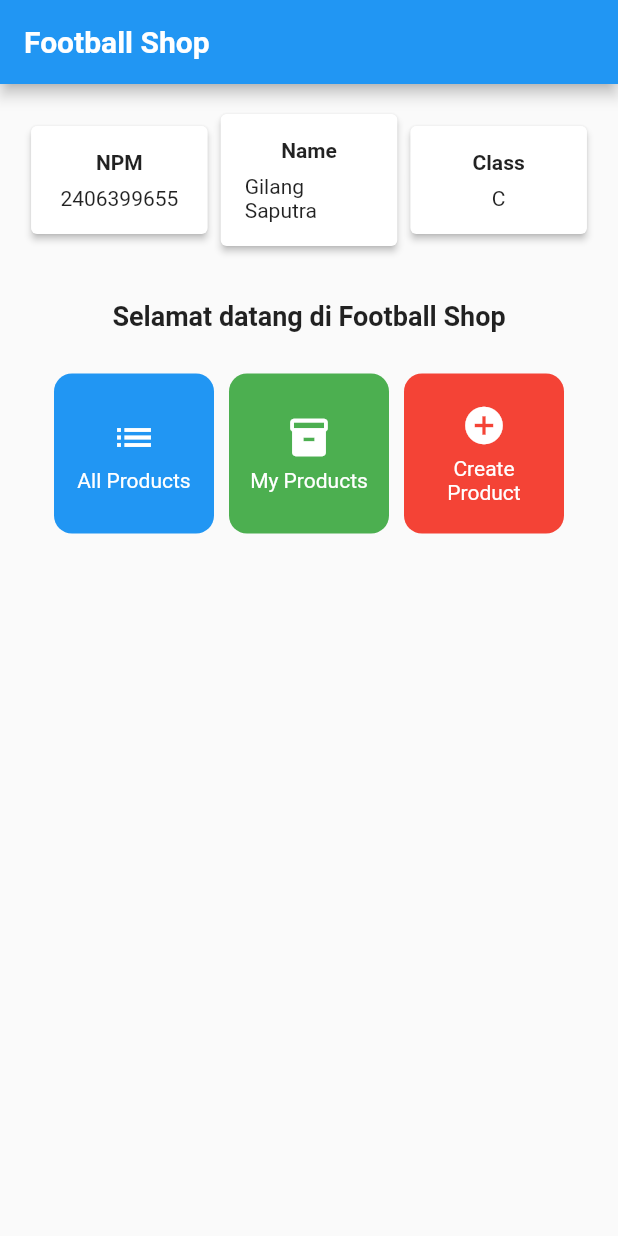
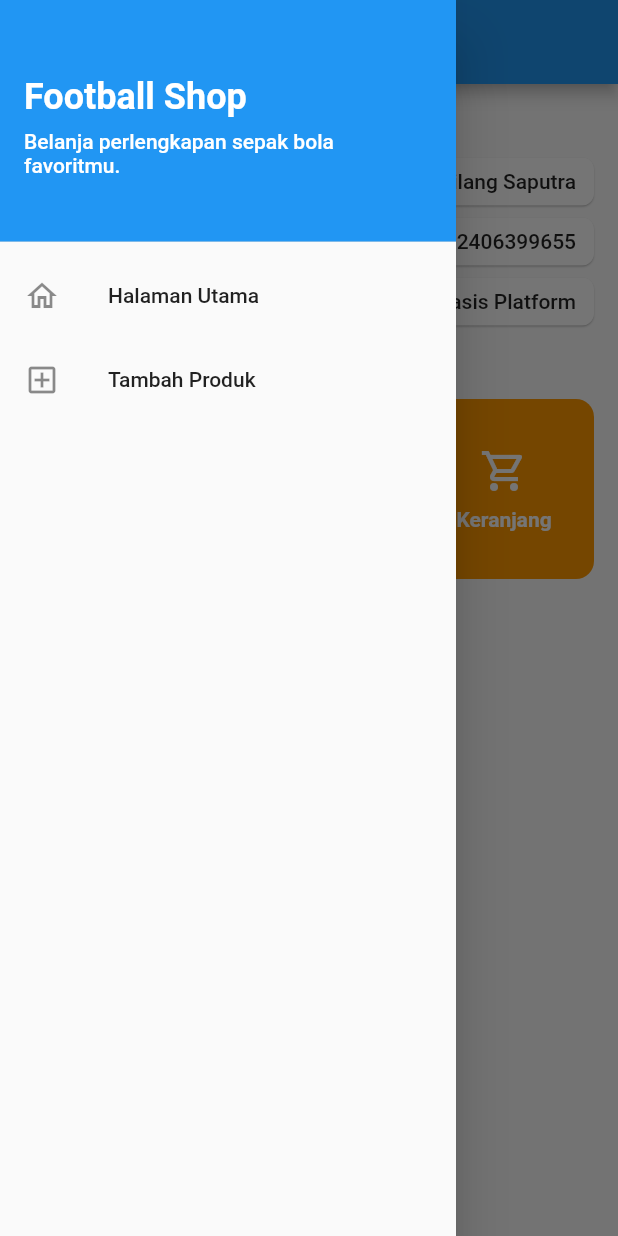
Before and after one commit to lucidd2712/Shopball-Lucid-Mobile, a Flutter app: the screen it shows after launch, with the side drawer open (before the commit the screen has no drawer), on a phone screen of 412 x 824 dp. Run offline on Flutter 3.47's test engine with Material 3 defaults, Android fonts, the phone set to English and light mode, and no system bars.

Commit message:
Tugas 8 selesai

```diff
--- a/lib/main.dart
+++ b/lib/main.dart
@@ -1,6 +1,32 @@
+// import 'package:flutter/material.dart';
+// // Ganti 'shopball_lucid' dengan nama package di pubspec.yaml kamu jika berbeda.
+// import 'package:shopball_lucid/menu.dart';
+
+// void main() {
+//   runApp(const FootballShopApp());
+// }
+
+// class FootballShopApp extends StatelessWidget {
+//   const FootballShopApp({super.key});
+
+//   @override
+//   Widget build(BuildContext context) {
+//     return MaterialApp(
+//       title: 'Football Shop',
+//       debugShowCheckedModeBanner: false,
+//       theme: ThemeData(
+//         // Warna dasar aplikasi (mengikuti arahan tutorial).
+//         colorScheme: ColorScheme.fromSwatch(primarySwatch: Colors.blue)
+//             .copyWith(secondary: Colors.blueAccent[400]),
+//         useMaterial3: false,
+//       ),
+//       home: MyHomePage(), // pastikan tanpa 'const' sesuai instruksi tutorial
+//     );
+//   }
+// }
+
 import 'package:flutter/material.dart';
-// Ganti 'shopball_lucid' dengan nama package di pubspec.yaml kamu jika berbeda.
-import 'package:shopball_lucid/menu.dart';
+import 'package:shopball_lucid/screens/menu.dart';
 
 void main() {
   runApp(const FootballShopApp());
@@ -15,12 +41,11 @@ class FootballShopApp extends StatelessWidget {
       title: 'Football Shop',
       debugShowCheckedModeBanner: false,
       theme: ThemeData(
-        // Warna dasar aplikasi (mengikuti arahan tutorial).
         colorScheme: ColorScheme.fromSwatch(primarySwatch: Colors.blue)
-            .copyWith(secondary: Colors.blueAccent[400]),
+            .copyWith(secondary: Colors.blueAccent),
         useMaterial3: false,
       ),
-      home: MyHomePage(), // pastikan tanpa 'const' sesuai instruksi tutorial
+      home: const MyHomePage(),
     );
   }
 }
--- a/lib/menu.dart
+++ /dev/null
@@ -1,154 +0,0 @@
-import 'package:flutter/material.dart';
-
-/// Model tombol di beranda.
-class ItemHomepage {
-  final String name;
-  final IconData icon;
-  final Color color;
-
-  const ItemHomepage(this.name, this.icon, this.color);
-}
-
-/// Kartu informasi sederhana (NPM, Nama, Kelas).
-class InfoCard extends StatelessWidget {
-  final String title;
-  final String content;
-
-  const InfoCard({super.key, required this.title, required this.content});
-
-  @override
-  Widget build(BuildContext context) {
-    return Card(
-      elevation: 2.0,
-      child: Container(
-        width: MediaQuery.of(context).size.width / 3.5,
-        padding: const EdgeInsets.all(16.0),
-        child: Column(
-          children: [
-            Text(
-              title,
-              style: const TextStyle(fontWeight: FontWeight.bold),
-            ),
-            const SizedBox(height: 8.0),
-            Text(content),
-          ],
-        ),
-      ),
-    );
-  }
-}
-
-/// Kartu tombol dengan warna berbeda + snackbar.
-class ItemCard extends StatelessWidget {
-  final ItemHomepage item;
-
-  const ItemCard(this.item, {super.key});
-
-  @override
-  Widget build(BuildContext context) {
-    return Material(
-      color: item.color,
-      borderRadius: BorderRadius.circular(12),
-      child: InkWell(
-        borderRadius: BorderRadius.circular(12),
-        onTap: () {
-          ScaffoldMessenger.of(context)
-            ..hideCurrentSnackBar()
-            ..showSnackBar(
-              SnackBar(
-                content:
-                    Text('Kamu telah menekan tombol ${item.name}'),
-              ),
-            );
-        },
-        child: Container(
-          padding: const EdgeInsets.all(12),
-          child: Center(
-            child: Column(
-              mainAxisAlignment: MainAxisAlignment.center,
-              children: [
-                Icon(item.icon, color: Colors.white, size: 30),
-                const SizedBox(height: 6),
-                Text(
-                  item.name,
-                  textAlign: TextAlign.center,
-                  style: const TextStyle(color: Colors.white),
-                ),
-              ],
-            ),
-          ),
-        ),
-      ),
-    );
-  }
-}
-
-/// Home stateless sesuai tutorial (dipindah dari main.dart).
-class MyHomePage extends StatelessWidget {
-  MyHomePage({super.key});
-
-  // Ganti identitasmu di sini.
-  final String nama = "Gilang Saputra";
-  final String npm = "2406399655";
-  final String kelas = "C";
-
-  // Tiga tombol dengan warna sesuai ketentuan tugas.
-  final List<ItemHomepage> items = const [
-    ItemHomepage('All Products', Icons.list, Colors.blue),
-    ItemHomepage('My Products', Icons.inventory_2, Colors.green),
-    ItemHomepage('Create Product', Icons.add_circle, Colors.red),
-  ];
-
-  @override
-  Widget build(BuildContext context) {
-    return Scaffold(
-      appBar: AppBar(
-        title: const Text(
-          'Football Shop',
-          style: TextStyle(color: Colors.white, fontWeight: FontWeight.bold),
-        ),
-        backgroundColor: Theme.of(context).colorScheme.primary,
-      ),
-      body: Padding(
-        padding: const EdgeInsets.all(16.0),
-        child: Column(
-          crossAxisAlignment: CrossAxisAlignment.center,
-          children: [
-            Row(
-              mainAxisAlignment: MainAxisAlignment.spaceEvenly,
-              children: [
-                InfoCard(title: 'NPM', content: npm),
-                InfoCard(title: 'Name', content: nama),
-                InfoCard(title: 'Class', content: kelas),
-              ],
-            ),
-            const SizedBox(height: 16.0),
-            Center(
-              child: Column(
-                children: [
-                  const Padding(
-                    padding: EdgeInsets.only(top: 16.0, bottom: 8.0),
-                    child: Text(
-                      'Selamat datang di Football Shop',
-                      style:
-                          TextStyle(fontWeight: FontWeight.bold, fontSize: 18),
-                    ),
-                  ),
-                  GridView.count(
-                    primary: true,
-                    padding: const EdgeInsets.all(20),
-                    crossAxisSpacing: 10,
-                    mainAxisSpacing: 10,
-                    crossAxisCount: 3,
-                    shrinkWrap: true,
-                    children: items.map((e) => ItemCard(e)).toList(),
-                  ),
-                ],
-              ),
-            ),
-          ],
-        ),
-      ),
-    );
-  }
-}
--- /dev/null
+++ b/lib/screens/menu.dart
@@ -0,0 +1,185 @@
+import 'package:flutter/material.dart';
+import 'package:shopball_lucid/widgets/left_drawer.dart';
+import 'package:shopball_lucid/screens/product_form_page.dart';
+
+class ItemHomepage {
+  final String name;
+  final IconData icon;
+  final Color color;
+
+  const ItemHomepage(this.name, this.icon, this.color);
+}
+
+class InfoCard extends StatelessWidget {
+  final String title;
+  final String content;
+
+  const InfoCard({
+    super.key,
+    required this.title,
+    required this.content,
+  });
+
+  @override
+  Widget build(BuildContext context) {
+    return Card(
+      margin: const EdgeInsets.symmetric(vertical: 4),
+      elevation: 0.5,
+      shape: RoundedRectangleBorder(
+        borderRadius: BorderRadius.circular(8),
+      ),
+      child: Padding(
+        padding: const EdgeInsets.symmetric(horizontal: 12, vertical: 8),
+        child: Row(
+          mainAxisAlignment: MainAxisAlignment.spaceBetween,
+          children: [
+            Text(
+              title,
+              style: const TextStyle(
+                fontWeight: FontWeight.w600,
+              ),
+            ),
+            Text(
+              content,
+              style: const TextStyle(
+                fontWeight: FontWeight.w500,
+              ),
+            ),
+          ],
+        ),
+      ),
+    );
+  }
+}
+
+class ItemCard extends StatelessWidget {
+  final ItemHomepage item;
+
+  const ItemCard(this.item, {super.key});
+
+  @override
+  Widget build(BuildContext context) {
+    return Material(
+      color: item.color,
+      borderRadius: BorderRadius.circular(12),
+      child: InkWell(
+        borderRadius: BorderRadius.circular(12),
+        onTap: () {
+          // SnackBar
+          ScaffoldMessenger.of(context)
+            ..hideCurrentSnackBar()
+            ..showSnackBar(
+              SnackBar(
+                content: Text('Kamu menekan tombol ${item.name}'),
+              ),
+            );
+
+          // Navigasi jika tombol Tambah Produk
+          if (item.name == 'Tambah Produk') {
+            Navigator.push(
+              context,
+              MaterialPageRoute(
+                builder: (context) => const ProductFormPage(),
+              ),
+            );
+          }
+        },
+        child: Container(
+          padding: const EdgeInsets.all(8),
+          child: Column(
+            mainAxisAlignment: MainAxisAlignment.center,
+            children: [
+              Icon(
+                item.icon,
+                size: 32,
+                color: Colors.white,
+              ),
+              const SizedBox(height: 8),
+              Text(
+                item.name,
+                textAlign: TextAlign.center,
+                style: const TextStyle(
+                  color: Colors.white,
+                  fontWeight: FontWeight.w600,
+                ),
+              ),
+            ],
+          ),
+        ),
+      ),
+    );
+  }
+}
+
+class MyHomePage extends StatelessWidget {
+  const MyHomePage({super.key});
+
+  @override
+  Widget build(BuildContext context) {
+    final List<ItemHomepage> items = [
+      const ItemHomepage('Tambah Produk', Icons.add_box_outlined, Colors.blue),
+      const ItemHomepage('Lihat Produk', Icons.list_alt_outlined, Colors.green),
+      const ItemHomepage('Keranjang', Icons.shopping_cart_outlined, Colors.orange),
+    ];
+
+    return Scaffold(
+      appBar: AppBar(
+        title: const Text(
+          'Football Shop',
+          style: TextStyle(
+            color: Colors.white,
+            fontWeight: FontWeight.bold,
+          ),
+        ),
+        backgroundColor: Theme.of(context).colorScheme.primary,
+        foregroundColor: Colors.white,
+      ),
+      drawer: const LeftDrawer(),
+      body: SingleChildScrollView(
+        padding: const EdgeInsets.all(16),
+        child: Column(
+          crossAxisAlignment: CrossAxisAlignment.start,
+          children: [
+            const Text(
+              'Profil',
+              style: TextStyle(
+                fontWeight: FontWeight.bold,
+                fontSize: 18,
+              ),
+            ),
+            const SizedBox(height: 8),
+            const InfoCard(
+              title: 'Nama',
+              content: 'Gilang Saputra',
+            ),
+            const InfoCard(
+              title: 'NPM',
+              content: '2406399655',
+            ),
+            const InfoCard(
+              title: 'Kelas',
+              content: 'Pemrograman Berbasis Platform',
+            ),
+            const SizedBox(height: 16),
+            const Text(
+              'Menu',
+              style: TextStyle(
+                fontWeight: FontWeight.bold,
+                fontSize: 18,
+              ),
+            ),
+            const SizedBox(height: 8),
+            GridView.count(
+              crossAxisCount: 3,
+              shrinkWrap: true,
+              physics: const NeverScrollableScrollPhysics(),
+              crossAxisSpacing: 10,
+              mainAxisSpacing: 10,
+              children: items.map((e) => ItemCard(e)).toList(),
+            ),
+          ],
+        ),
+      ),
+    );
+  }
+}
--- /dev/null
+++ b/lib/widgets/left_drawer.dart
@@ -0,0 +1,69 @@
+import 'package:flutter/material.dart';
+import 'package:shopball_lucid/screens/menu.dart';
+import 'package:shopball_lucid/screens/product_form_page.dart';
+
+class LeftDrawer extends StatelessWidget {
+  const LeftDrawer({super.key});
+
+  @override
+  Widget build(BuildContext context) {
+    return Drawer(
+      child: ListView(
+        padding: EdgeInsets.zero,
+        children: [
+          const DrawerHeader(
+            decoration: BoxDecoration(
+              color: Colors.blue,
+            ),
+            child: Column(
+              crossAxisAlignment: CrossAxisAlignment.start,
+              mainAxisAlignment: MainAxisAlignment.center,
+              children: [
+                Text(
+                  'Football Shop',
+                  style: TextStyle(
+                    fontSize: 24,
+                    fontWeight: FontWeight.bold,
+                    color: Colors.white,
+                  ),
+                ),
+                SizedBox(height: 8),
+                Text(
+                  'Belanja perlengkapan sepak bola favoritmu.',
+                  style: TextStyle(
+                    fontSize: 14,
+                    color: Colors.white,
+                  ),
+                ),
+              ],
+            ),
+          ),
+          ListTile(
+            leading: const Icon(Icons.home_outlined),
+            title: const Text('Halaman Utama'),
+            onTap: () {
+              Navigator.pushReplacement(
+                context,
+                MaterialPageRoute(
+                  builder: (context) => const MyHomePage(),
+                ),
+              );
+            },
+          ),
+          ListTile(
+            leading: const Icon(Icons.add_box_outlined),
+            title: const Text('Tambah Produk'),
+            onTap: () {
+              Navigator.pushReplacement(
+                context,
+                MaterialPageRoute(
+                  builder: (context) => const ProductFormPage(),
+                ),
+              );
+            },
+          ),
+        ],
+      ),
+    );
+  }
+}
```
Also changed, not shown: lib/screens/product_form_page.dart (added, +244 -0 lines), 1 other file.
